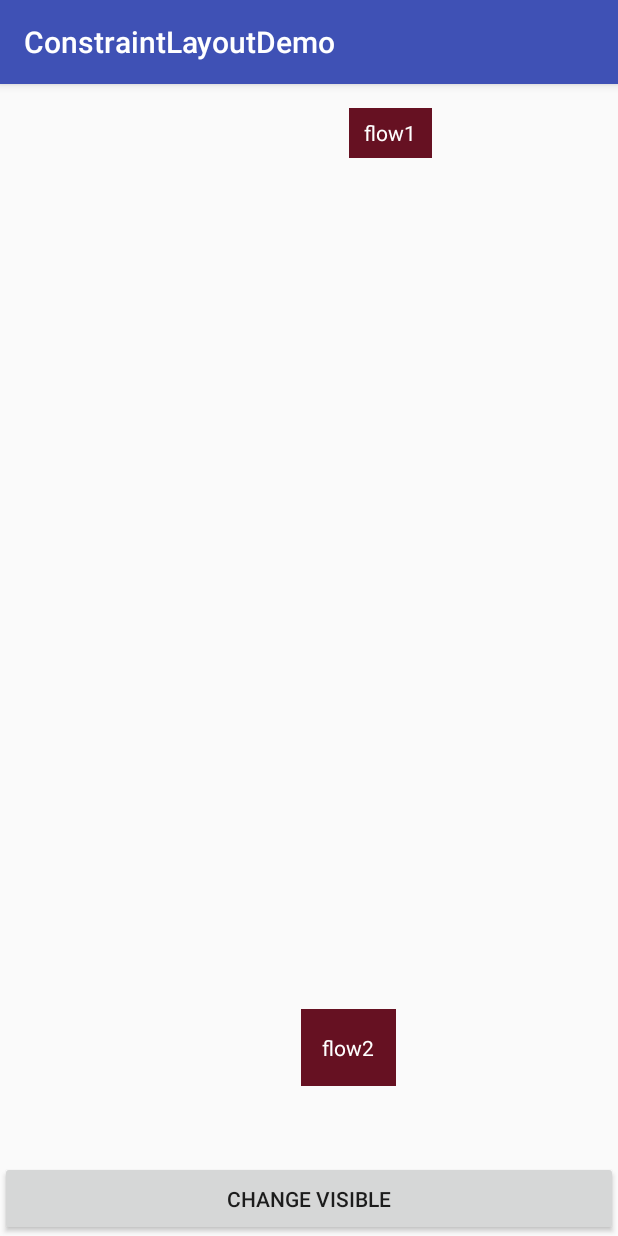
After one commit to rhinoSp/ConstraintLayoutDemo, an Android app: the GroupActivity screen opened directly, with no data from a screen before it, on a phone screen of 412 x 824 dp. The commit adds this screen. Run offline under Robolectric (Android 15) with nearby library versions, the phone set to English and light mode, and no system bars; our stand-ins replace data binding.

Commit message:
Add demo for group.

```diff
--- a/app/src/main/AndroidManifest.xml
+++ b/app/src/main/AndroidManifest.xml
@@ -20,6 +20,7 @@
         <activity android:name=".BarrierActivity"/>
         <activity android:name=".GuidelineActivity"/>
         <activity android:name=".ChainsActivity"/>
+        <activity android:name=".GroupActivity"/>
         <activity android:name=".OthersActivity"/>
 
     </application>
--- /dev/null
+++ b/app/src/main/java/com/rhino/constraintlayoutdemo/GroupActivity.java
@@ -0,0 +1,32 @@
+package com.rhino.constraintlayoutdemo;
+
+import android.databinding.DataBindingUtil;
+import android.os.Bundle;
+import android.support.v7.app.AppCompatActivity;
+import android.view.View;
+
+import com.rhino.constraintlayoutdemo.databinding.GroupBinding;
+
+
+/**
+ * @author LuoLin
+ * @since Create on 2018/6/5.
+ */
+public class GroupActivity extends AppCompatActivity {
+
+    private GroupBinding binding;
+
+    @Override
+    protected void onCreate(Bundle savedInstanceState) {
+        super.onCreate(savedInstanceState);
+        setContentView(R.layout.group);
+        binding = DataBindingUtil.setContentView(this, R.layout.group);
+
+        binding.change.setOnClickListener(new View.OnClickListener() {
+            @Override
+            public void onClick(View v) {
+                binding.group.setVisibility(View.VISIBLE == binding.group.getVisibility() ? View.GONE : View.VISIBLE);
+            }
+        });
+    }
+}
--- a/app/src/main/java/com/rhino/constraintlayoutdemo/MainActivity.java
+++ b/app/src/main/java/com/rhino/constraintlayoutdemo/MainActivity.java
@@ -40,6 +40,7 @@ public class MainActivity extends AppCompatActivity {
         mHolderDataList.add(buildHolderData("barrier", BarrierActivity.class));
         mHolderDataList.add(buildHolderData("guideline", GuidelineActivity.class));
         mHolderDataList.add(buildHolderData("chains", ChainsActivity.class));
+        mHolderDataList.add(buildHolderData("group", GroupActivity.class));
         mHolderDataList.add(buildHolderData("others", OthersActivity.class));
         adapter.updateDataAndNotify(mHolderDataList);
     }
--- /dev/null
+++ b/app/src/main/res/layout/group.xml
@@ -0,0 +1,49 @@
+<?xml version="1.0" encoding="utf-8"?>
+<layout>
+
+    <android.support.constraint.ConstraintLayout xmlns:android="http://schemas.android.com/apk/res/android"
+        xmlns:app="http://schemas.android.com/apk/res-auto"
+        android:layout_width="match_parent"
+        android:layout_height="match_parent">
+
+        <TextView
+            android:id="@+id/flow1"
+            android:layout_width="55dp"
+            android:layout_height="33dp"
+            android:layout_marginRight="124dp"
+            android:layout_marginTop="16dp"
+            android:background="#612"
+            android:gravity="center"
+            android:text="flow1"
+            android:textColor="@android:color/white"
+            app:layout_constraintRight_toRightOf="parent"
+            app:layout_constraintTop_toTopOf="parent" />
+
+        <TextView
+            android:id="@+id/flow2"
+            android:layout_width="63dp"
+            android:layout_height="51dp"
+            android:layout_marginBottom="100dp"
+            android:layout_marginRight="148dp"
+            android:background="#612"
+            android:gravity="center"
+            android:text="flow2"
+            android:textColor="@android:color/white"
+            app:layout_constraintBottom_toBottomOf="parent"
+            app:layout_constraintRight_toRightOf="parent" />
+
+        <android.support.constraint.Group
+            android:id="@+id/group"
+            android:layout_width="wrap_content"
+            android:layout_height="wrap_content"
+            app:constraint_referenced_ids="flow1,flow2" />
+
+        <Button
+            android:id="@+id/change"
+            android:layout_width="match_parent"
+            android:layout_height="50dp"
+            android:text="change visible"
+            app:layout_constraintBottom_toBottomOf="parent"/>
+
+    </android.support.constraint.ConstraintLayout>
+</layout>
```
Also changed, not shown: app/src/main/res/layout/others.xml (+0 -109 lines).
